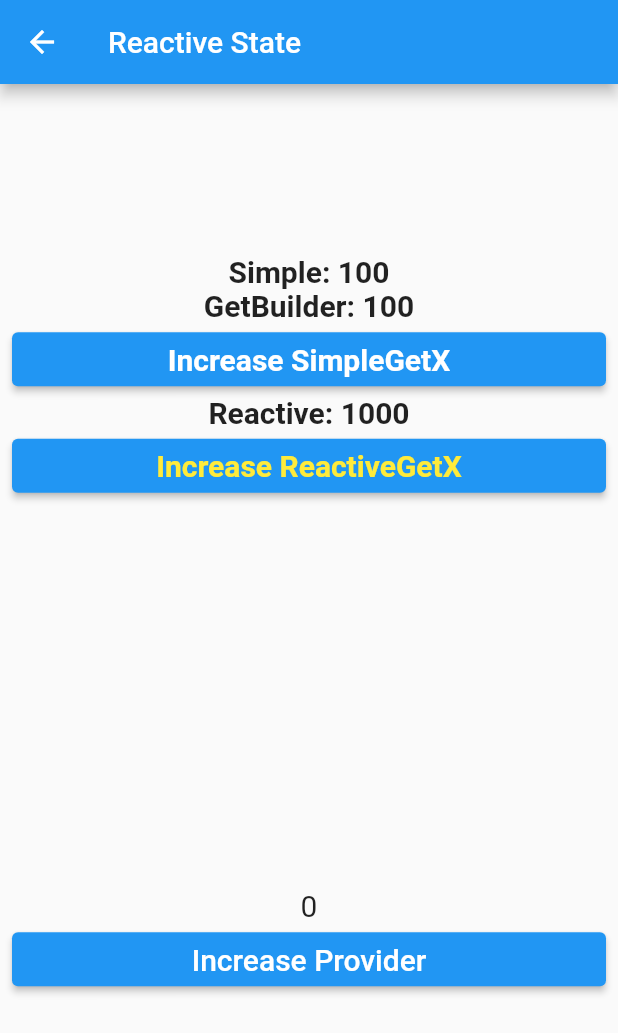
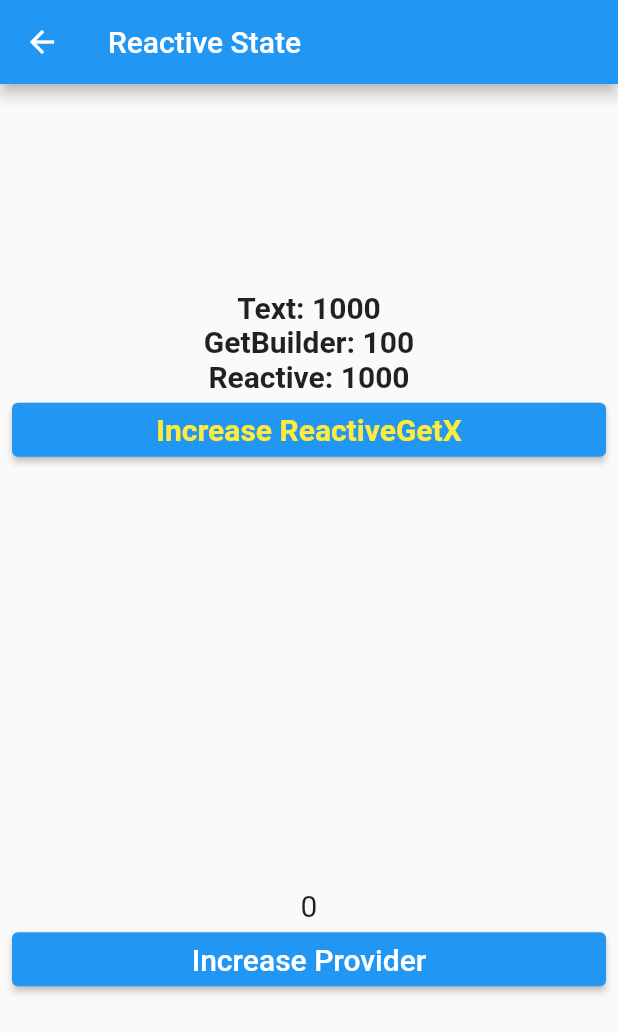
Before and after one commit to nzwgkim/manager, a Flutter app: the Home screen opened by its route, after a tap on "ReactiveStateManage", on a phone screen of 412 x 824 dp. Shown: the top 1033 px of the screen. Run offline on Flutter 3.47's test engine with Material 2 defaults, Android fonts, the phone set to English and light mode, and no system bars; our stand-ins replace get.

Commit message:
GetX, Reactive state management

```diff
--- a/lib/main.dart
+++ b/lib/main.dart
@@ -11,6 +11,7 @@ import 'pages/second.dart';
 import 'scrollables/rainbow_custom_scrollview.dart';
 import 'scrollables/rainbow_gridview.dart';
 import 'scrollables/rainbow_reorderable_listview.dart';
+import 'simple_getx.dart';
 import 'simple_provider.dart';
 
 void main() {
@@ -26,10 +27,10 @@ class MyHome extends StatelessWidget {
   @override
   Widget build(BuildContext context) {
     return GetMaterialApp(
-      home: const Home(),
+      home: Home(),
       initialRoute: '/',
       getPages: [
-        GetPage(name: '/', page: () => const Home()),
+        GetPage(name: '/', page: () => Home()),
         GetPage(name: '/First', page: () => First()),
         GetPage(name: '/Second/:param', page: () => const Second()),
         // GetPage(name: '/Second', page: () => const Second()),
@@ -42,8 +43,10 @@ class MyHome extends StatelessWidget {
 class Home extends StatelessWidget {
   // var num = 1.obs;
   // final reactiveGetX = Get.put(ReactiveGetX());
+  final simpleGetX = Get.put(SimpleGetX());
+  final reactiveGetX = Get.put(ReactiveGetX());
 
-  const Home({super.key});
+  Home({super.key});
 
   @override
   Widget build(BuildContext context) {
@@ -99,7 +102,26 @@ class Home extends StatelessWidget {
                   style: style.copyWith(color: Colors.red),
                 )),
             const SizedBox(
-              height: 20,
+              height: 60,
+            ),
+            ElevatedButton(
+                onPressed: () {
+                  Get.to(() => const SimpleState());
+                },
+                child: Text(
+                  'SimpleStateManage',
+                  style: style.copyWith(color: Colors.white),
+                )),
+            ElevatedButton(
+                onPressed: () {
+                  Get.to(() => const ReactiveState());
+                },
+                child: Text(
+                  'ReactiveStateManage',
+                  style: style.copyWith(color: Colors.white),
+                )),
+            const SizedBox(
+              height: 60,
             ),
             ElevatedButton(
                 onPressed: () {
@@ -143,25 +165,6 @@ class Home extends StatelessWidget {
                   'RainbowCustomScrollView',
                   style: style,
                 )),
-            const SizedBox(
-              height: 20,
-            ),
-            ElevatedButton(
-                onPressed: () {
-                  Get.to(() => const SimpleState());
-                },
-                child: Text(
-                  'SimpleStateManage',
-                  style: style.copyWith(color: Colors.white),
-                )),
-            ElevatedButton(
-                onPressed: () {
-                  Get.to(() => const ReactiveState());
-                },
-                child: Text(
-                  'ReactiveStateManage',
-                  style: style.copyWith(color: Colors.white),
-                )),
           ],
         ),
       ),
--- a/lib/pages/first.dart
+++ b/lib/pages/first.dart
@@ -30,7 +30,7 @@ class First extends StatelessWidget {
           children: [
             ElevatedButton(
                 onPressed: () {
-                  Get.to(() => const Home());
+                  Get.to(() => Home());
                 },
                 child: const Text('Home',
                     style: style, textAlign: TextAlign.center)),
--- a/lib/pages/reactive_state.dart
+++ b/lib/pages/reactive_state.dart
@@ -1,6 +1,7 @@
 import 'package:flutter/material.dart';
-import 'package:manager/pages/with_getx.dart';
 import 'package:manager/pages/with_provider.dart';
+
+import 'with_reactive_getx.dart';
 
 class ReactiveState extends StatelessWidget {
   const ReactiveState({super.key});
@@ -20,7 +21,7 @@ class ReactiveState extends StatelessWidget {
             mainAxisAlignment: MainAxisAlignment.center,
             children: [
               Expanded(
-                child: WithGetX(),
+                child: WithReactiveGetX(),
               ),
               const Expanded(
                 child: WithProvider(),
--- a/lib/pages/simple_state.dart
+++ b/lib/pages/simple_state.dart
@@ -1,5 +1,5 @@
 import 'package:flutter/material.dart';
-import 'package:manager/pages/with_getx.dart';
+import 'package:manager/pages/with_simple_getx.dart';
 import 'package:manager/pages/with_provider.dart';
 
 class SimpleState extends StatelessWidget {
@@ -20,7 +20,7 @@ class SimpleState extends StatelessWidget {
             mainAxisAlignment: MainAxisAlignment.center,
             children: [
               Expanded(
-                child: WithGetX(),
+                child: WithSimpleGetX(),
               ),
               const Expanded(
                 child: WithProvider(),
--- /dev/null
+++ b/lib/pages/with_reactive_getx.dart
@@ -0,0 +1,43 @@
+import 'package:flutter/material.dart';
+import 'package:get/get.dart';
+
+import '../simple_getx.dart';
+
+class WithReactiveGetX extends StatelessWidget {
+  WithReactiveGetX({super.key});
+
+  final SimpleGetX simpleGetX = Get.find<SimpleGetX>();
+  final ReactiveGetX reactiveGetX = Get.find<ReactiveGetX>();
+
+  TextStyle style = const TextStyle(fontSize: 20, fontWeight: FontWeight.w700);
+  @override
+  Widget build(BuildContext context) {
+    print('>>> WithReactiveGetX');
+    return Center(
+      child: Column(
+          mainAxisAlignment: MainAxisAlignment.center,
+          crossAxisAlignment: CrossAxisAlignment.stretch,
+          children: [
+            Text('Text: ${reactiveGetX.count}',
+                style: style, textAlign: TextAlign.center),
+            GetBuilder<SimpleGetX>(
+              builder: (controller) => Text('GetBuilder: ${controller.count}',
+                  style: style, textAlign: TextAlign.center),
+            ),
+            Obx(() => Text(
+                  'Reactive: ${reactiveGetX.count}',
+                  style: style,
+                  textAlign: TextAlign.center,
+                )),
+            ElevatedButton(
+                onPressed: () {
+                  reactiveGetX.increase();
+                },
+                child: Text(
+                  'Increase ReactiveGetX',
+                  style: style.copyWith(color: Colors.yellow),
+                )),
+          ]),
+    );
+  }
+}
--- a/lib/pages/with_getx.dart
+++ b/lib/pages/with_simple_getx.dart
@@ -3,27 +3,33 @@ import 'package:get/get.dart';
 
 import '../simple_getx.dart';
 
-class WithGetX extends StatelessWidget {
-  WithGetX({super.key});
+class WithSimpleGetX extends StatelessWidget {
+  WithSimpleGetX({super.key});
 
-  final simpleGetX = Get.put(SimpleGetX());
-  final reactiveGetX = Get.put(ReactiveGetX());
+  // final simpleGetX = Get.put(SimpleGetX());
+  final SimpleGetX simpleGetX = Get.find<SimpleGetX>();
+  final ReactiveGetX reactiveGetX = Get.find<ReactiveGetX>();
 
   TextStyle style = const TextStyle(fontSize: 20, fontWeight: FontWeight.w700);
   @override
   Widget build(BuildContext context) {
-    print('>>> WithGetX');
+    print('>>> WithSimpleGetX');
     return Center(
       child: Column(
           mainAxisAlignment: MainAxisAlignment.center,
           crossAxisAlignment: CrossAxisAlignment.stretch,
           children: [
-            Text('Simple: ${simpleGetX.count}',
+            Text('Text: ${simpleGetX.count}',
                 style: style, textAlign: TextAlign.center),
             GetBuilder<SimpleGetX>(
               builder: (controller) => Text('GetBuilder: ${controller.count}',
                   style: style, textAlign: TextAlign.center),
             ),
+            Obx(() => Text(
+                  'Reactive: ${reactiveGetX.count}',
+                  style: style,
+                  textAlign: TextAlign.center,
+                )),
             ElevatedButton(
                 onPressed: () {
                   simpleGetX.increase();
@@ -33,19 +39,6 @@ class WithGetX extends StatelessWidget {
                   'Increase SimpleGetX',
                   style: style,
                 )),
-            Obx(() => Text(
-                  'Reactive: ${reactiveGetX.count}',
-                  style: style,
-                  textAlign: TextAlign.center,
-                )),
-            ElevatedButton(
-                onPressed: () {
-                  reactiveGetX.increase();
-                },
-                child: Text(
-                  'Increase ReactiveGetX',
-                  style: style.copyWith(color: Colors.yellow),
-                )),
           ]),
     );
   }
--- a/lib/simple_getx.dart
+++ b/lib/simple_getx.dart
@@ -10,7 +10,7 @@ class SimpleGetX extends GetxController {
   }
 }
 
-class ReactiveGetX extends GetxController {
+class ReactiveGetX {
   RxInt _count = 1000.obs;
   get count => _count;
 
```
